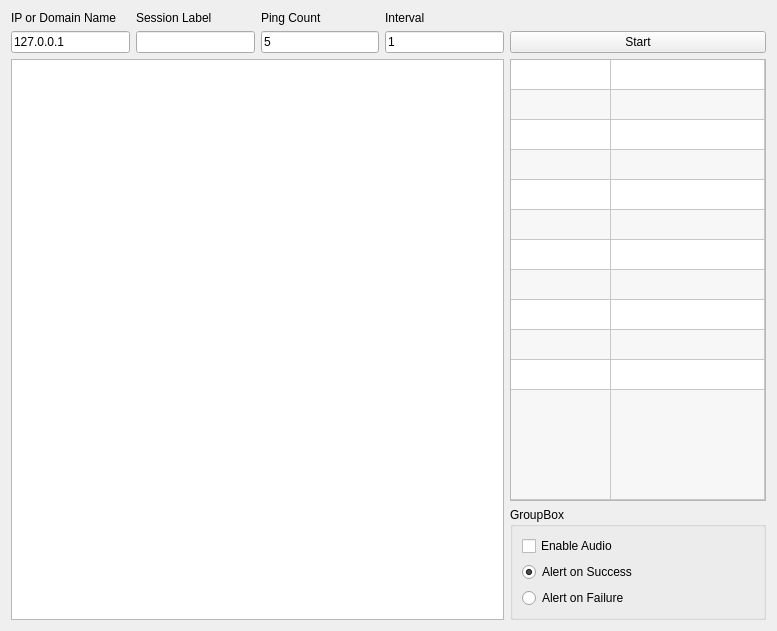
Qt form pingpung/ppui/tab.ui (RainDogSoftware/pingpung) before a commit.
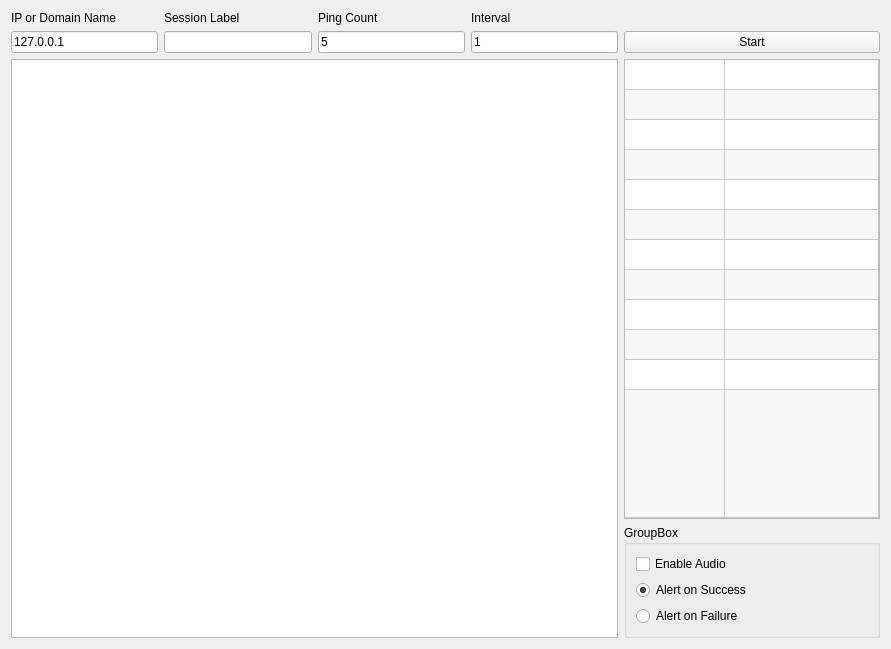
The same form after that commit.

Patch:
```diff
--- a/pingpung/ppui/tab.ui
+++ b/pingpung/ppui/tab.ui
@@ -6,8 +6,8 @@
    <rect>
     <x>0</x>
     <y>0</y>
-    <width>777</width>
-    <height>631</height>
+    <width>891</width>
+    <height>649</height>
    </rect>
   </property>
   <property name="windowTitle">
@@ -94,6 +94,36 @@
        <row/>
        <column/>
        <column/>
+       <item row="0" column="0">
+        <property name="text">
+         <string/>
+        </property>
+       </item>
+       <item row="1" column="0">
+        <property name="text">
+         <string/>
+        </property>
+       </item>
+       <item row="2" column="0">
+        <property name="text">
+         <string/>
+        </property>
+       </item>
+       <item row="4" column="0">
+        <property name="text">
+         <string/>
+        </property>
+       </item>
+       <item row="5" column="0">
+        <property name="text">
+         <string/>
+        </property>
+       </item>
+       <item row="6" column="0">
+        <property name="text">
+         <string/>
+        </property>
+       </item>
       </widget>
      </item>
      <item row="3" column="4">
```
Left out of the diff: 2 changed lines with no effect on the pictures.
